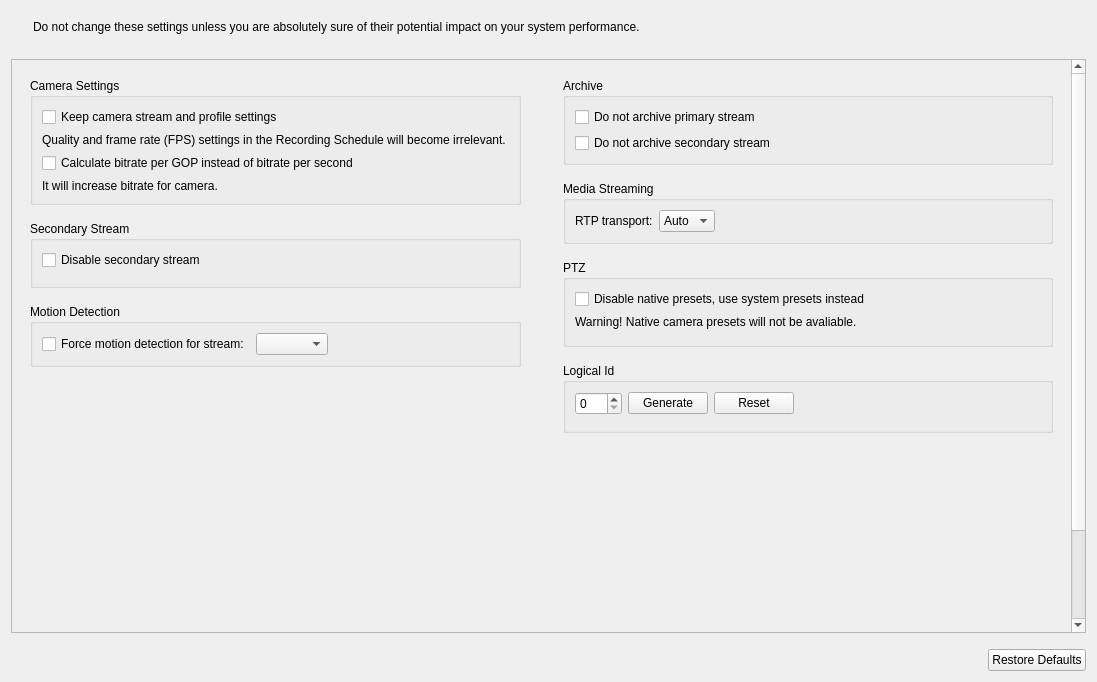
The window that client/nx_client_desktop/src/ui/widgets/properties/expert_settings_widget.ui (networkoptix/nx_open) describes before a commit, drawn with Qt 5.
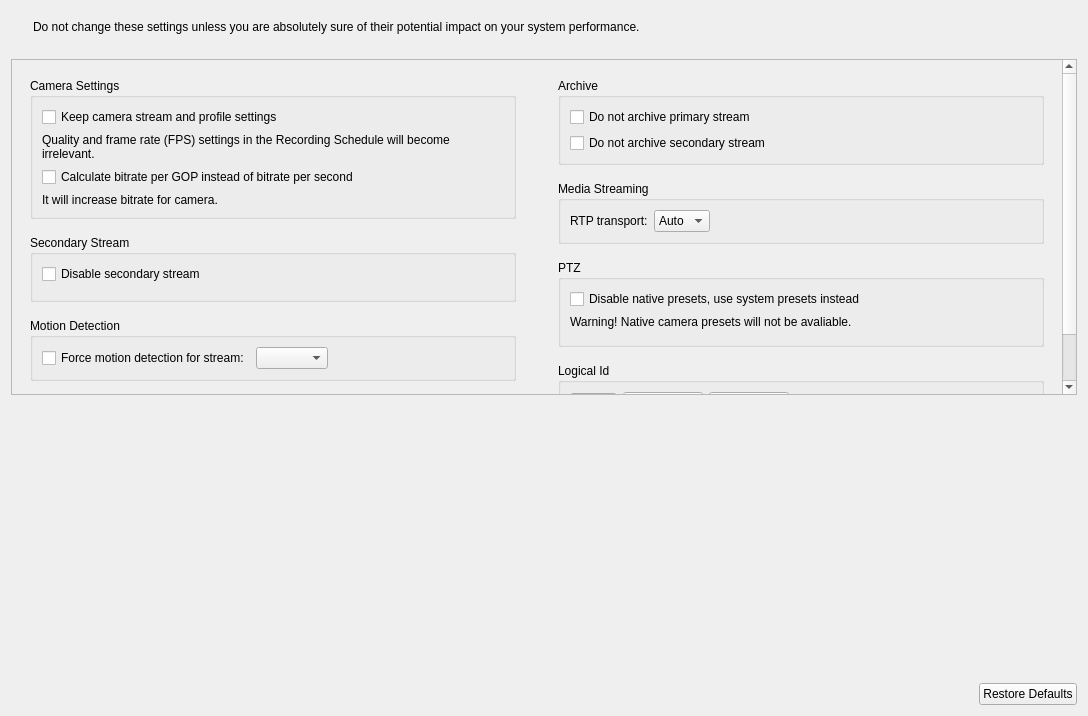
The same window after the commit. Custom widgets are drawn as their Qt base class.

Commit message:
VMS-8616: Improve Camera Settings dialog
<==== Mercurial data ====>
Branch: vms_3.2_dev

```diff
--- a/client/nx_client_desktop/src/ui/widgets/properties/expert_settings_widget.ui
+++ b/client/nx_client_desktop/src/ui/widgets/properties/expert_settings_widget.ui
@@ -6,8 +6,8 @@
    <rect>
     <x>0</x>
     <y>0</y>
-    <width>1097</width>
-    <height>682</height>
+    <width>1088</width>
+    <height>716</height>
    </rect>
   </property>
   <layout class="QVBoxLayout" name="verticalLayout_5">
@@ -59,8 +59,8 @@
        <rect>
         <x>0</x>
         <y>0</y>
-        <width>1043</width>
-        <height>791</height>
+        <width>1034</width>
+        <height>502</height>
        </rect>
       </property>
       <layout class="QHBoxLayout" name="horizontalLayout_5" stretch="1,1">
@@ -409,7 +409,7 @@
             <property name="sizeHint" stdset="0">
              <size>
               <width>20</width>
-              <height>290</height>
+              <height>1</height>
              </size>
             </property>
            </spacer>
@@ -421,6 +421,19 @@
      </widget>
     </widget>
    </item>
+   <item>
+    <spacer name="verticalSpacer">
+     <property name="orientation">
+      <enum>Qt::Vertical</enum>
+     </property>
+     <property name="sizeHint" stdset="0">
+      <size>
+       <width>20</width>
+       <height>1</height>
+      </size>
+     </property>
+    </spacer>
+   </item>
    <item>
     <layout class="QHBoxLayout" name="horizontalLayout_4">
      <item>
```
The commit also changes 1 other file.
